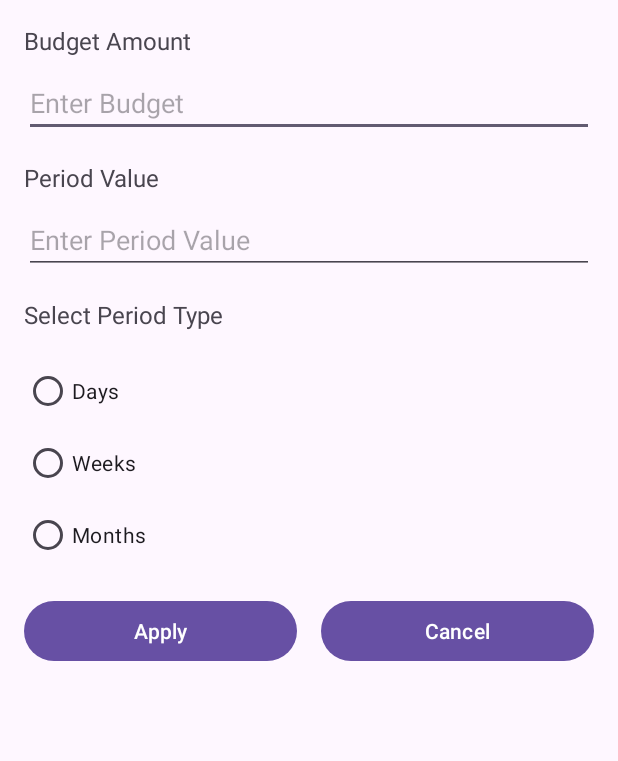
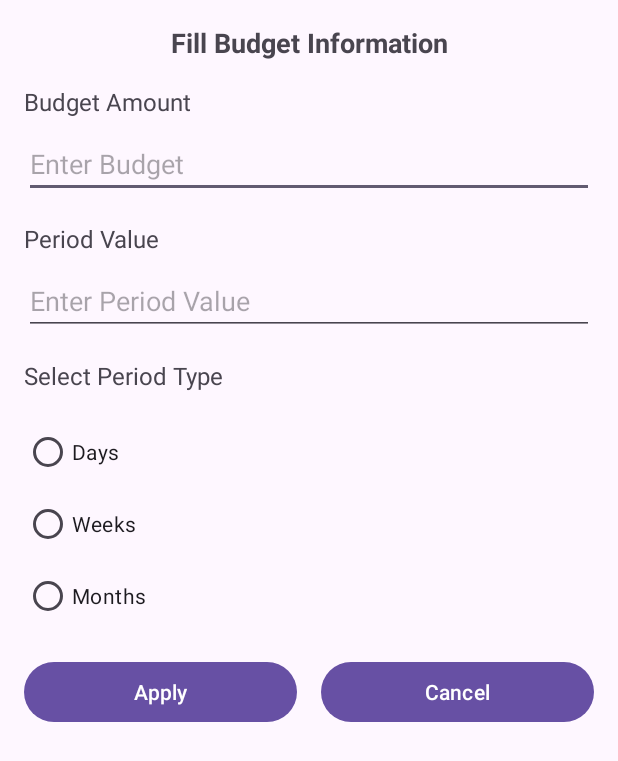
Before and after one commit to christmaaas/family-budget-manager, an Android app: the fragment SetBudgetFragment shown on its own in the app's theme, on a phone screen of 412 x 824 dp. Shown: the top 761 px of the screen. Run offline under Robolectric (Android 15) with nearby library versions, the phone set to English and light mode, and no system bars.

Commit message:
added title bar to the add transaction and set budget fragments

```diff
--- a/app/src/main/res/layout/fragment_set_budget.xml
+++ b/app/src/main/res/layout/fragment_set_budget.xml
@@ -6,13 +6,27 @@
     android:padding="16dp">
 
     <TextView
+        android:id="@+id/budgetInfoText"
+        android:layout_width="0dp"
+        android:layout_height="wrap_content"
+        android:text="Fill Budget Information"
+        android:textSize="18sp"
+        android:textStyle="bold"
+        android:gravity="center"
+        app:layout_constraintStart_toStartOf="parent"
+        app:layout_constraintEnd_toEndOf="parent"
+        app:layout_constraintTop_toTopOf="parent"
+        android:layout_marginBottom="16dp" />
+
+    <TextView
         android:id="@+id/budgetLabel"
         android:layout_width="wrap_content"
         android:layout_height="wrap_content"
         android:text="@string/budget_amount"
         android:textSize="16sp"
+        android:layout_marginTop="16dp"
         app:layout_constraintStart_toStartOf="parent"
-        app:layout_constraintTop_toTopOf="parent"/>
+        app:layout_constraintTop_toBottomOf="@id/budgetInfoText"/>
 
     <EditText
         android:id="@+id/budgetInput"
--- a/app/src/main/res/layout/fragment_transaction_details.xml
+++ b/app/src/main/res/layout/fragment_transaction_details.xml
@@ -7,10 +7,10 @@
     android:padding="16dp">
 
     <TextView
-        android:id="@+id/transactionInfoText"
+        android:id="@+id/transactionDetailsText"
         android:layout_width="0dp"
         android:layout_height="wrap_content"
-        android:text="Transaction Information"
+        android:text="Transaction Details"
         android:textSize="18sp"
         android:textStyle="bold"
         android:gravity="center"
@@ -27,7 +27,7 @@
         android:layout_marginTop="16dp"
         app:layout_constraintStart_toStartOf="parent"
         app:layout_constraintEnd_toEndOf="parent"
-        app:layout_constraintTop_toBottomOf="@id/transactionInfoText" />
+        app:layout_constraintTop_toBottomOf="@id/transactionDetailsText" />
 
     <TextView
         android:id="@+id/categoryEditText"
```
Also changed, not shown: app/src/main/res/layout/fragment_add_transaction.xml (+14 -1 lines).
